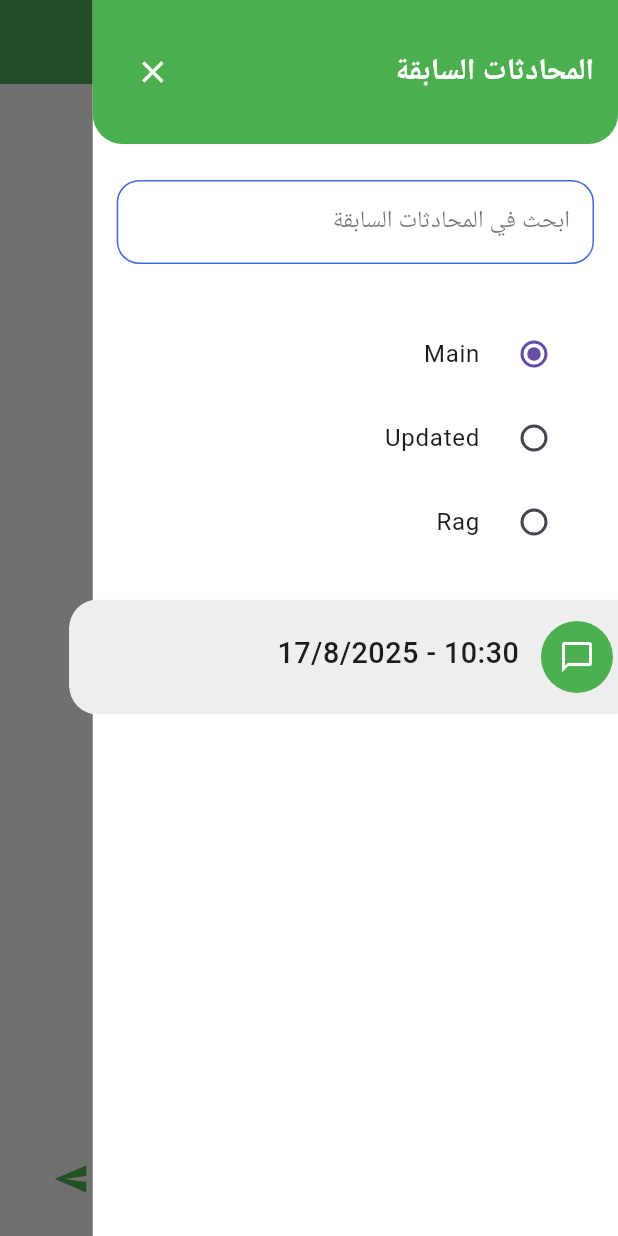
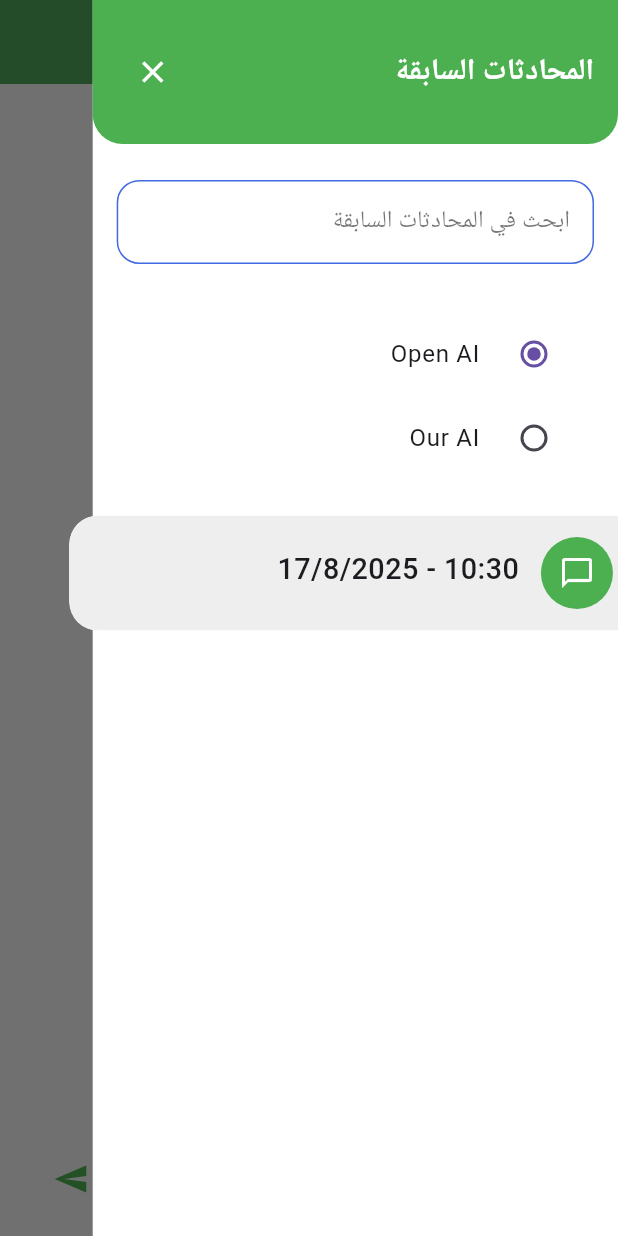
Before and after one commit to EslamKamel89/ai_chat_pot, a Flutter app: the screen it shows after launch, with the side drawer open, on a phone screen of 412 x 824 dp. Run offline on Flutter 3.47's test engine with Material 3 defaults, Android fonts, the phone set to English and light mode, and no system bars; our stand-ins replace cached_network_image, connectivity_plus, dio, easy_localization, flutter_animate, flutter_bloc and 11 more.

```diff
--- a/lib/chat/presentation/widgets/toggle_assistance.dart
+++ b/lib/chat/presentation/widgets/toggle_assistance.dart
@@ -14,23 +14,23 @@ int _assistanceIdSelector = 0;
 List<String> _assistances = [
   //
   Env.assistantId,
-  Env.assistantId2,
+  // Env.assistantId2,
   // Env.assistantId3,
   'rag',
 ];
 List<String> _apiKeys = [
   //
   Env.apiKey,
-  Env.apiKey2,
+  // Env.apiKey2,
   // Env.apiKey3,
   'rag',
 ];
 List<String> _assistancesLabels = [
   //
-  'Main',
-  'Updated',
+  'Open AI',
+  // 'Updated',
   // 'Quran Assistance',
-  'Rag',
+  'Our AI',
 ];
 String getAssistanceId() {
   return _assistances[_assistanceIdSelector];
```
Also changed, not shown: lib/chat/controllers/chat_controller.dart (+30 -4 lines).
